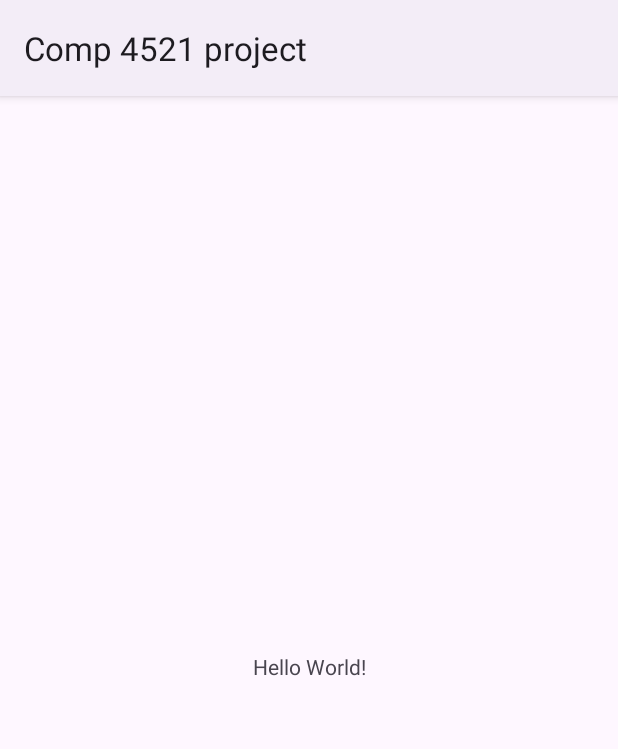
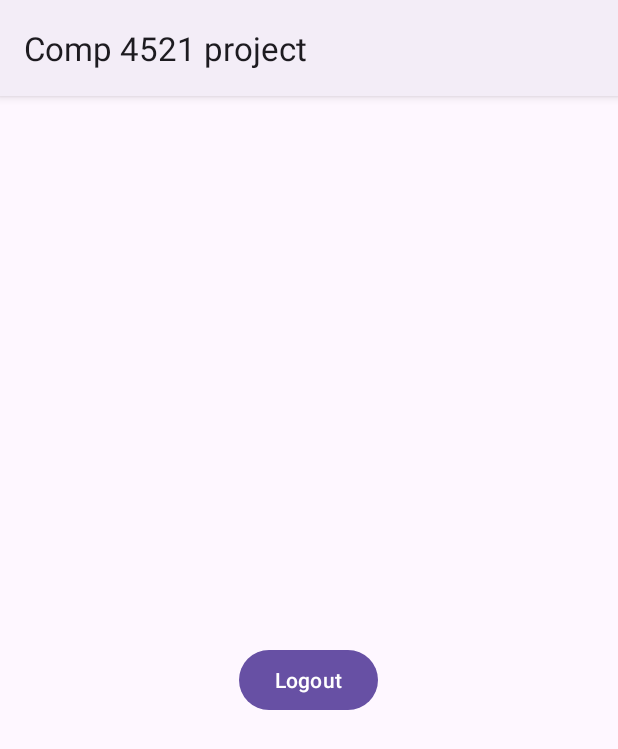
Before and after one commit to markpiu/comp4521project, an Android app: the screen it shows after launch once a user with an empty profile is signed in (MainActivity), on a phone screen of 412 x 824 dp. Shown: the top 749 px of the screen. Run offline under Robolectric (Android 15) with nearby library versions, the light colour scheme and no system bars; our stand-ins replace Firebase (no records; nobody signed in at launch, a user with empty details on screens opened directly).

Commit message:
adding logout and minor changes for login

```diff
--- a/app/src/main/java/comp4521/group_s/MainActivity.java
+++ b/app/src/main/java/comp4521/group_s/MainActivity.java
@@ -2,13 +2,49 @@ package comp4521.group_s;
 
 import androidx.appcompat.app.AppCompatActivity;
 
+import android.content.Intent;
 import android.os.Bundle;
+import android.view.View;
+import android.widget.Button;
+import android.widget.TextView;
+
+import com.google.firebase.auth.FirebaseAuth;
+import com.google.firebase.auth.FirebaseUser;
 
 public class MainActivity extends AppCompatActivity {
+
+    FirebaseAuth auth;
+    Button btnLogout;
+    TextView textViewHiUser;
+    FirebaseUser user;
+
 
     @Override
     protected void onCreate(Bundle savedInstanceState) {
         super.onCreate(savedInstanceState);
         setContentView(R.layout.activity_main);
+
+        auth = FirebaseAuth.getInstance();
+        btnLogout = findViewById(R.id.btnLogout);
+        textViewHiUser = findViewById(R.id.user_details);
+        user = auth.getCurrentUser();
+        if (user == null){
+            Intent intent = new Intent(getApplicationContext(), Login.class);
+            startActivity(intent);
+            finish();
+        }
+        else {
+            textViewHiUser.setText(user.getEmail());
+        }
+
+        btnLogout.setOnClickListener(new View.OnClickListener() {
+            @Override
+            public void onClick(View view) {
+                FirebaseAuth.getInstance().signOut();
+                Intent intent = new Intent(getApplicationContext(), Login.class);
+                startActivity(intent);
+                finish();
+            }
+        });
     }
 }
--- a/app/src/main/res/layout/activity_login.xml
+++ b/app/src/main/res/layout/activity_login.xml
@@ -23,7 +23,8 @@
             android:id="@+id/email"
             android:hint="@string/email"
             android:layout_width="match_parent"
-            android:layout_height="wrap_content">
+            android:layout_height="wrap_content"
+            android:inputType="textEmailAddress">
 
         </com.google.android.material.textfield.TextInputEditText>
     </com.google.android.material.textfield.TextInputLayout>
@@ -35,7 +36,8 @@
             android:id="@+id/password"
             android:hint="@string/password"
             android:layout_width="match_parent"
-            android:layout_height="wrap_content">
+            android:layout_height="wrap_content"
+            android:inputType="textPassword">
 
         </com.google.android.material.textfield.TextInputEditText>
     </com.google.android.material.textfield.TextInputLayout>
--- a/app/src/main/res/layout/activity_main.xml
+++ b/app/src/main/res/layout/activity_main.xml
@@ -1,18 +1,26 @@
 <?xml version="1.0" encoding="utf-8"?>
-<androidx.constraintlayout.widget.ConstraintLayout xmlns:android="http://schemas.android.com/apk/res/android"
+<LinearLayout xmlns:android="http://schemas.android.com/apk/res/android"
     xmlns:app="http://schemas.android.com/apk/res-auto"
     xmlns:tools="http://schemas.android.com/tools"
     android:layout_width="match_parent"
     android:layout_height="match_parent"
+    android:orientation="vertical"
+    android:gravity="center"
     tools:context=".MainActivity">
 
+
     <TextView
+        android:id="@+id/user_details"
         android:layout_width="wrap_content"
         android:layout_height="wrap_content"
-        android:text="Hello World!"
-        app:layout_constraintBottom_toBottomOf="parent"
-        app:layout_constraintEnd_toEndOf="parent"
-        app:layout_constraintStart_toStartOf="parent"
-        app:layout_constraintTop_toTopOf="parent" />
+        android:text ="Hi User!"
+        />
 
-</androidx.constraintlayout.widget.ConstraintLayout>
+    <Button
+        android:text="@string/logout"
+        android:layout_width="wrap_content"
+        android:layout_height="wrap_content"
+        android:id="@+id/btnLogout"
+        />
+
+</LinearLayout>
--- a/app/src/main/res/layout/activity_register.xml
+++ b/app/src/main/res/layout/activity_register.xml
@@ -23,7 +23,8 @@
             android:id="@+id/email"
             android:hint="@string/email"
             android:layout_width="match_parent"
-            android:layout_height="wrap_content">
+            android:layout_height="wrap_content"
+            android:inputType="textEmailAddress">
 
         </com.google.android.material.textfield.TextInputEditText>
     </com.google.android.material.textfield.TextInputLayout>
@@ -38,6 +39,7 @@
             android:layout_width="match_parent"
             android:layout_height="wrap_content"
             android:hint="@string/password"
+            android:inputType="textPassword"
             >
 
         </com.google.android.material.textfield.TextInputEditText>
--- a/app/src/main/res/values/strings.xml
+++ b/app/src/main/res/values/strings.xml
@@ -6,4 +6,5 @@
     <string name="register">Register</string>
     <string name="click_to_login">Have an Account? Click to Login</string>
     <string name="click_to_register">Do not have an account? Click to Login</string>
+    <string name="logout">Logout</string>
 </resources>
```
Also changed, not shown: app/src/main/java/comp4521/group_s/Login.java (+5 -4 lines), app/src/main/java/comp4521/group_s/Register.java (+4 -3 lines).
